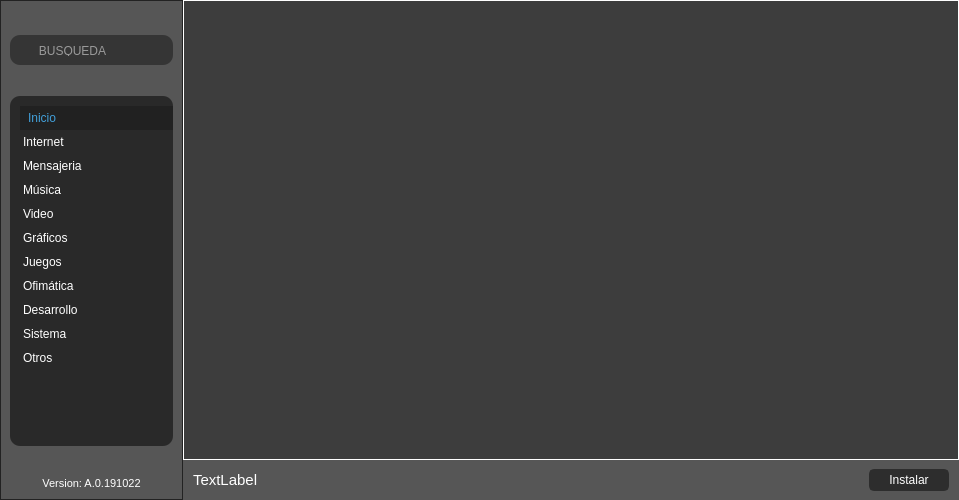
Before: the Qt Designer form guis/main.ui in deepin-espanol/deepines-store, drawn with Qt 5.
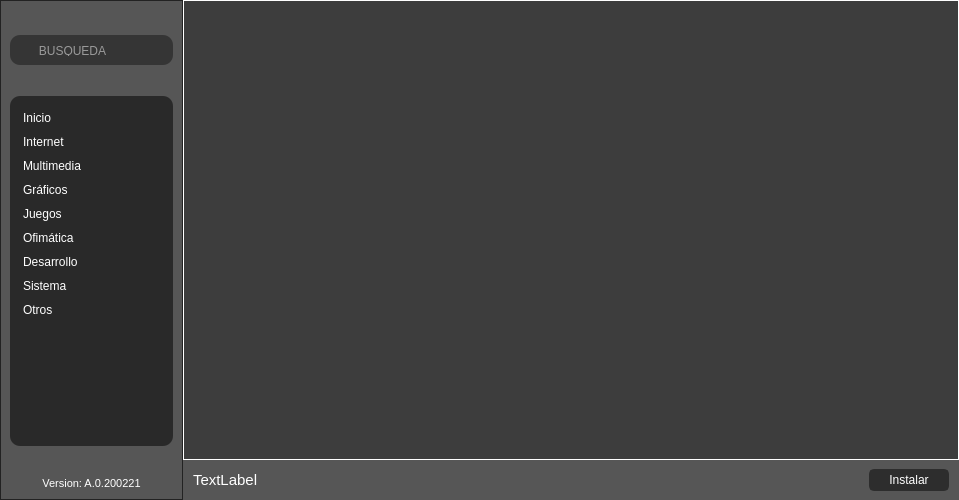
After: the same form once the commit is applied. Icons and pictures are not drawn.

Patch:
```diff
--- a/guis/main.ui
+++ b/guis/main.ui
@@ -208,15 +208,15 @@
          </property>
          <property name="iconSize">
           <size>
-           <width>16</width>
-           <height>16</height>
+           <width>24</width>
+           <height>24</height>
           </size>
          </property>
          <property name="spacing">
-          <number>0</number>
+          <number>1</number>
          </property>
          <property name="currentRow">
-          <number>0</number>
+          <number>-1</number>
          </property>
          <item>
           <property name="text">
@@ -244,19 +244,7 @@
          </item>
          <item>
           <property name="text">
-           <string>Mensajeria</string>
-          </property>
-          <property name="icon">
-           <iconset>
-            <normaloff>../resources/chat.svg</normaloff>../resources/chat.svg</iconset>
-          </property>
-          <property name="flags">
-           <set>ItemIsSelectable|ItemIsUserCheckable|ItemIsEnabled</set>
-          </property>
-         </item>
-         <item>
-          <property name="text">
-           <string>Música</string>
+           <string>Multimedia</string>
           </property>
           <property name="icon">
            <iconset>
@@ -266,18 +254,6 @@
            <set>ItemIsSelectable|ItemIsUserCheckable|ItemIsEnabled</set>
           </property>
          </item>
-         <item>
-          <property name="text">
-           <string>Video</string>
-          </property>
-          <property name="icon">
-           <iconset>
-            <normaloff>../resources/video-player.svg</normaloff>../resources/video-player.svg</iconset>
-          </property>
-          <property name="flags">
-           <set>ItemIsSelectable|ItemIsUserCheckable|ItemIsEnabled</set>
-          </property>
-         </item>
          <item>
           <property name="text">
            <string>Gráficos</string>
@@ -471,7 +447,7 @@
 color: white;</string>
          </property>
          <property name="text">
-          <string>Version: A.0.191022</string>
+          <string>Version: A.0.200221</string>
          </property>
          <property name="alignment">
           <set>Qt::AlignCenter</set>
```
